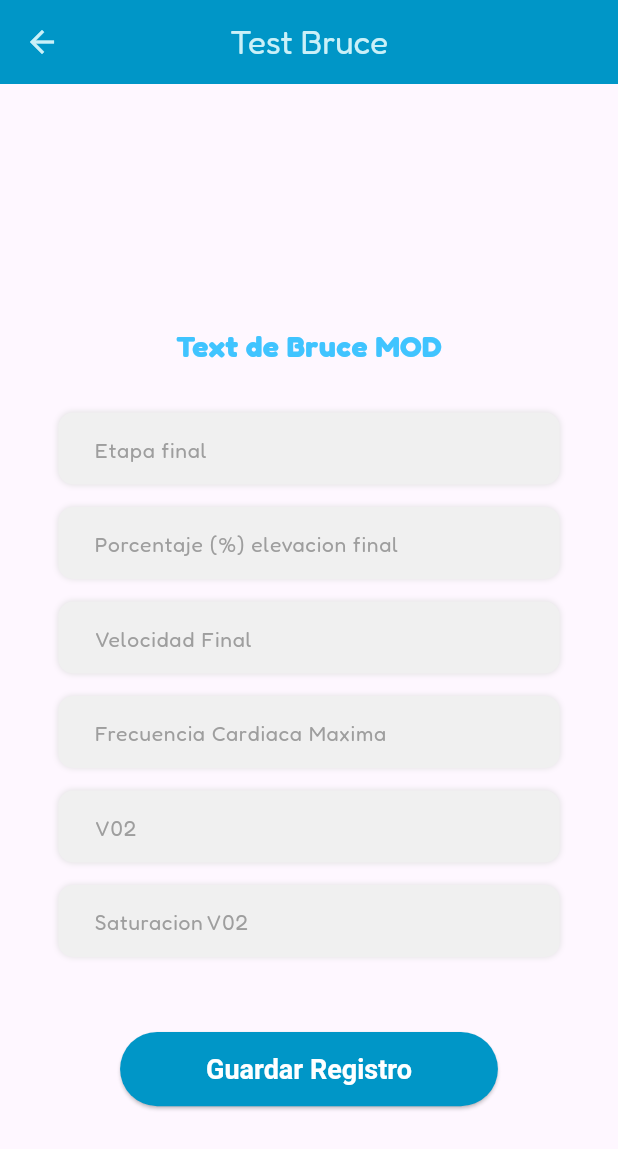
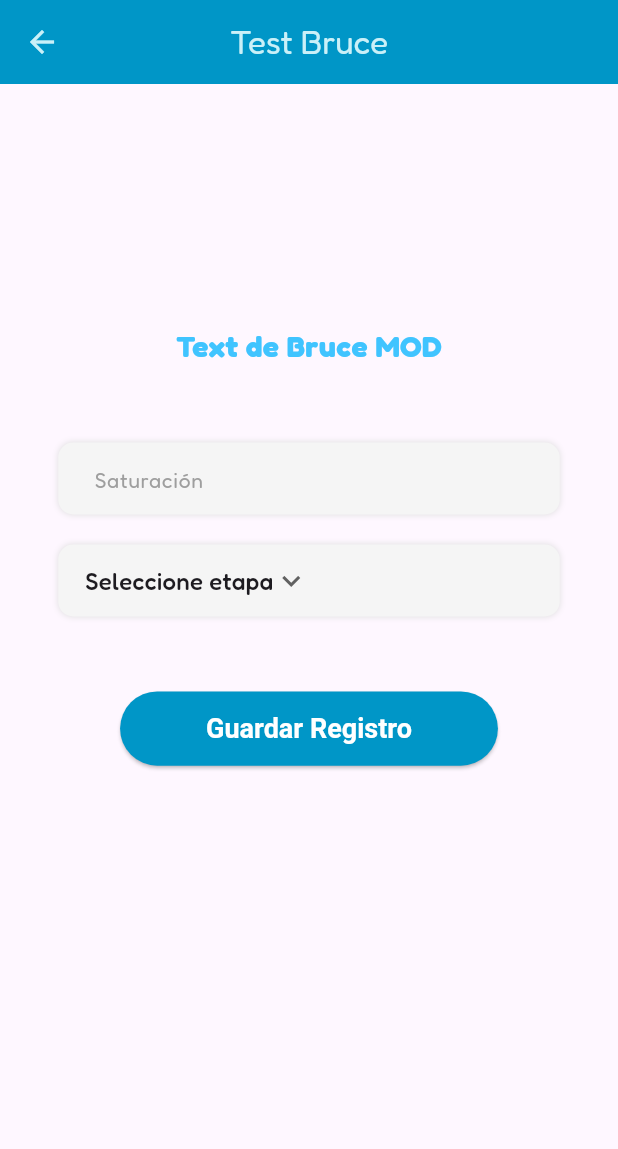
Before and after one commit to Br4y4n-Pro/VitalMoveCBI, a Flutter app: the TestBruceMod screen opened by its route, on a phone screen of 412 x 824 dp. Shown: the top 1149 px of the screen. Run offline on Flutter 3.47's test engine with Material 3 defaults, Android fonts, the phone set to English and light mode, and no system bars; our stand-ins replace date_field, dio, fl_chart, flutter_svg, google_fonts, image_picker; missing offline and left inert: unique_simple_bar_chart.

Commit message:
Edison Cuaran avance providers bruce

```diff
--- a/lib/pages/Evaluador/RegistroUsuario.dart
+++ b/lib/pages/Evaluador/RegistroUsuario.dart
@@ -53,7 +53,6 @@ class _RegistroUsuarioState extends State<RegistroUsuario> {
   Widget build(BuildContext context) {
     final fromProvider =
         Provider.of<RegistroFromProvider>(context, listen: false);
-    final provider = Provider.of<RegistroProvider>(context, listen: false);
 
     final size = MediaQuery.of(context).size;
 
@@ -78,7 +77,6 @@ class _RegistroUsuarioState extends State<RegistroUsuario> {
                   ),
                 ),
                 const SizedBox(height: 15),
-
                 Container(
                     height: 100,
                     width: 100,
--- a/lib/pages/Evaluador/testBruceMod.dart
+++ b/lib/pages/Evaluador/testBruceMod.dart
@@ -1,11 +1,12 @@
-// ignore_for_file: file_names
-
 import 'package:flutter/material.dart';
+import 'package:provider/provider.dart';
 import 'package:vitalmovecbi/index.dart';
-import 'package:vitalmovecbi/pages/Evaluador/testCaminata.dart';
+import 'package:vitalmovecbi/provider/testbruce/BruceFromProvider.dart';
+import 'package:vitalmovecbi/provider/testbruce/ProviderBruce.dart';
+import 'package:vitalmovecbi/widgets/loginTextField.dart';
 
 class TestBruceMod extends StatefulWidget {
-  const TestBruceMod({super.key});
+  const TestBruceMod({Key? key}) : super(key: key);
 
   @override
   State<TestBruceMod> createState() => _TestBruceMod();
@@ -13,17 +14,30 @@ class TestBruceMod extends StatefulWidget {
 
 class _TestBruceMod extends State<TestBruceMod> {
   final _formKey = GlobalKey<FormState>();
+  DateTime? selectedDate;
+  String dropdownValue = 'Etapa';
+  String? rhType;
 
-  get personas => null;
+  String dropdownValuesrh = 'Seleccione etapa';
 
-  // List<Persona> personas = [
-  //   Persona("Edison Cuaran", "C.C 1556458585"),
-  // ];
+  var itemsetapa = [
+    'Seleccione etapa',
+    'Etapa 1',
+    'Etapa 2',
+    'Etapa 3',
+    'Etapa 4',
+    'Etapa 5',
+    'Etapa 6',
+    'Etapa 7',
+    'Etapa 8',
+    'Etapa 9',
+  ];
 
   @override
   Widget build(BuildContext context) {
-    final size =
-        MediaQuery.of(context).size; // Definir 'size' aquí si es necesario
+    final fromProvider = Provider.of<BruceFromProvider>(context, listen: false);
+    final provider = Provider.of<BruceProvider>(context, listen: false);
+    final size = MediaQuery.of(context).size;
     return Scaffold(
       appBar: AppBar(
         backgroundColor: Colores.primaryColor,
@@ -57,39 +71,51 @@ class _TestBruceMod extends State<TestBruceMod> {
                       ),
                     ),
                   ),
-                  const SizedBox(height: 30),
-                  inputLogin(
-                    'Etapa final',
-                    // size.width,
+                  const SizedBox(height: 50),
+                  Consumer(
+                    builder: (context, value, child) => InputLogin(
+                        onChanged: (value) => fromProvider.saturacion = value,
+                        campo: "Saturación",
+                        tamano: size.width,
+                        tipo: TextInputType.number),
                   ),
-                  const SizedBox(height: 15),
-                  inputLogin(
-                    'Porcentaje (%) elevacion final',
-                    // size.width,
-                  ),
-                  const SizedBox(height: 15),
-                  inputLogin(
-                    'Velocidad Final',
-                    // size.width,
-                  ),
-                  const SizedBox(height: 15),
-                  inputLogin(
-                    'Frecuencia Cardiaca Maxima',
-                    // size.width,
-                  ),
-                  const SizedBox(height: 15),
-                  inputLogin(
-                    'V02',
-                    // size.width,
-                  ),
-                  const SizedBox(height: 15),
-                  inputLogin(
-                    'Saturacion V02',
-                    // size.width,
+                  const SizedBox(height: 20),
+                  Container(
+                    width: size.width * .5,
+                    padding: const EdgeInsets.symmetric(horizontal: 18),
+                    decoration: BoxDecoration(
+                      color: const Color(0xffF5F5F5),
+                      boxShadow: [
+                        BoxShadow(
+                          color: Colors.grey.shade300,
+                          blurRadius: 3,
+                        )
+                      ],
+                      borderRadius: BorderRadius.circular(10),
+                    ),
+                    child: DropdownButton<String>(
+                      value: dropdownValuesrh,
+                      icon: const Icon(Icons.keyboard_arrow_down),
+                      alignment: Alignment.bottomLeft,
+                      items: itemsetapa.map((String item) {
+                        return DropdownMenuItem<String>(
+                          value: item,
+                          child: Text(item),
+                        );
+                      }).toList(),
+                      onChanged: (String? newValue) {
+                        setState(() {
+                          dropdownValuesrh = newValue!;
+                          rhType = newValue;
+                          fromProvider.etapa = newValue;
+                        });
+                      },
+                      dropdownColor: Colors.white,
+                      underline: Container(),
+                    ),
                   ),
                   const SizedBox(height: 50),
                   Container(
-                    // width: size.width,
                     margin: EdgeInsets.symmetric(horizontal: size.width * 0.1),
                     child: ElevatedButton(
                       style: ElevatedButton.styleFrom(
@@ -105,31 +131,18 @@ class _TestBruceMod extends State<TestBruceMod> {
                           borderRadius: BorderRadius.circular(40),
                         ),
                       ),
-                      onPressed: () {
-                        _mostrarDialogo(context);
+                      onPressed: () async {
+                        try {
+                          provider.bruce(fromProvider, context);
+                        } catch (error) {
+                          print('Error al enviar la solicitud: $error');
+                        }
                       },
                       child: const Text('Guardar Registro'),
                     ),
                   ),
                 ],
               ),
-              // personas.map((persona) => Column(
-              //       children: [
-              //         const SizedBox(height: 20),
-              //         const Align(
-              //           alignment: Alignment.centerLeft,
-              //           child: Text(
-              //             'Usuario seleccionado',
-              //             style: TextStyle(
-              //               fontSize: 16,
-              //               fontWeight: FontWeight.bold,
-              //             ),
-              //           ),
-              //         ),
-              //         const SizedBox(height: 20),
-              //         lista(persona.nombre, persona.cedula),
-              //       ],
-              //     )),
             ],
           ),
         ),
@@ -138,30 +151,30 @@ class _TestBruceMod extends State<TestBruceMod> {
   }
 }
 
-void _mostrarDialogo(BuildContext context) {
-  showDialog(
-    context: context,
-    builder: (BuildContext context) {
-      return AlertDialog(
-        title: const Text('Guardado exitosamente'),
-        content: const Text('Resultados Test De Bruce '),
-        actions: <Widget>[
-          TextButton(
-            onPressed: () {
-              Navigator.of(context).pop(); // Cerrar el diálogo
-              Navigator.pushNamed(context, '/');
-            },
-            child: const Text('Realizar Test De Caminata '),
-          ),
-          TextButton(
-            onPressed: () {
-              Navigator.of(context).pop(); // Cerrar el diálogo
-              Navigator.pushNamed(context, '/Bruce');
-            },
-            child: const Text('Realizar Test De Bruce Nuevamente'),
-          ),
-        ],
-      );
-    },
-  );
-}
+// void _mostrarDialogo(BuildContext context) {
+//   showDialog(
+//     context: context,
+//     builder: (BuildContext context) {
+//       return AlertDialog(
+//         title: const Text('Guardado exitosamente'),
+//         content: const Text('Resultados Test De Bruce '),
+//         actions: <Widget>[
+//           TextButton(
+//             onPressed: () {
+//               Navigator.of(context).pop();
+//               Navigator.pushNamed(context, '/');
+//             },
+//             child: const Text('Realizar Test De Caminata '),
+//           ),
+//           TextButton(
+//             onPressed: () {
+//               Navigator.of(context).pop();
+//               Navigator.pushNamed(context, '/Bruce');
+//             },
+//             child: const Text('Realizar Test De Bruce Nuevamente'),
+//           ),
+//         ],
+//       );
+//     },
+//   );
+// }
--- /dev/null
+++ b/lib/provider/testbruce/BruceFromProvider.dart
@@ -0,0 +1,19 @@
+import 'package:flutter/cupertino.dart';
+
+class BruceFromProvider extends ChangeNotifier {
+  GlobalKey<FormState> fromkey =  GlobalKey<FormState>();
+
+  String etapa = '';
+  String saturacion = '';
+
+  validateFrom() {
+    if (fromkey.currentState!.validate()) {
+      print('from valid ... Bruce');
+
+      return true;
+    } else {
+      print('from not valid');
+      return false;
+    }
+  }
+}
```
Also changed, not shown: lib/Modelos/TestBruceModelo.dart (added, +50 -0 lines), lib/main.dart (+7 -3 lines), lib/pages/Evaluador/homeEvaluador.dart (+26 -7 lines), lib/provider/testbruce/ProviderBruce.dart (added, +26 -0 lines).
